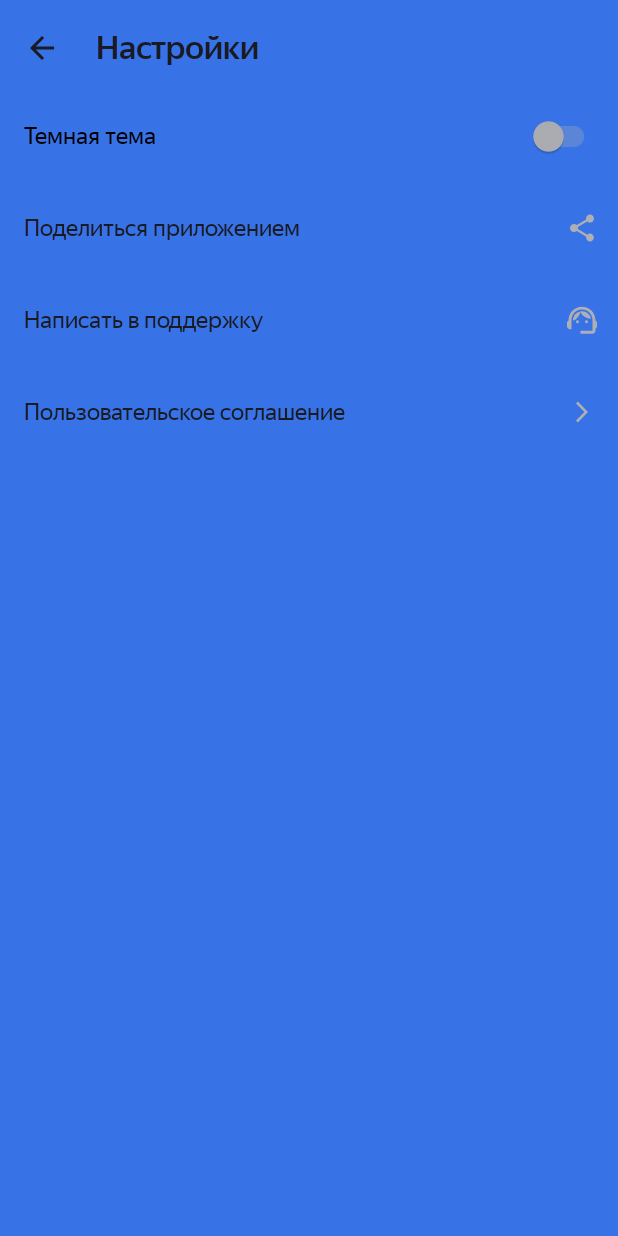
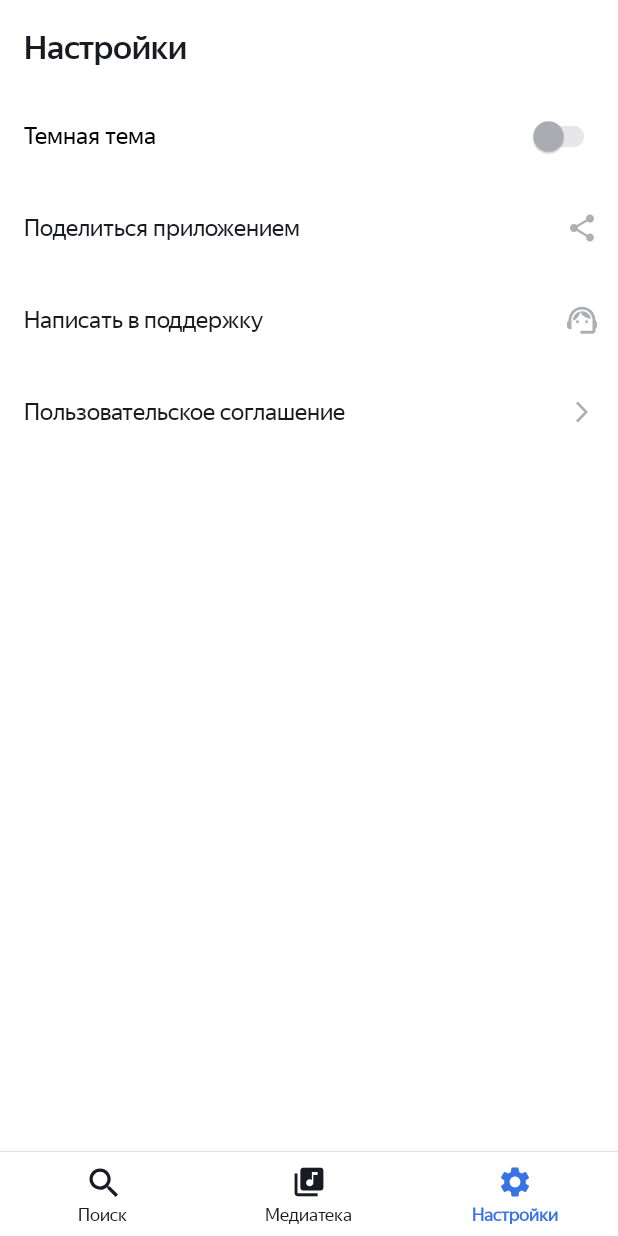
Before and after one commit to Evgeniy-Kov/Playlist-Maker, an Android app: the SettingsFragment screen opened through its navigation route, on a phone screen of 412 x 824 dp. Run offline under Robolectric (Android 15) with nearby library versions, the phone set to English and light mode, and no system bars; our stand-ins replace navigation-ui.

Commit message:
Add BottomNavigationView

```diff
--- a/app/src/main/AndroidManifest.xml
+++ b/app/src/main/AndroidManifest.xml
@@ -24,8 +24,8 @@
         <activity
             android:name=".main.ui.HostActivity"
             android:exported="true"
-            android:screenOrientation="portrait"
-            android:theme="@style/MainActivityTheme">
+            android:windowSoftInputMode="adjustNothing"
+            android:screenOrientation="portrait">
             <intent-filter>
                 <action android:name="android.intent.action.MAIN" />
 
--- a/app/src/main/java/com/example/playlistmaker/library/ui/MediaLibraryFragment.kt
+++ b/app/src/main/java/com/example/playlistmaker/library/ui/MediaLibraryFragment.kt
@@ -30,10 +30,6 @@ class MediaLibraryFragment : Fragment() {
     override fun onViewCreated(view: View, savedInstanceState: Bundle?) {
         super.onViewCreated(view, savedInstanceState)
 
-        binding.toolbar.setNavigationOnClickListener {
-            findNavController().navigateUp()
-        }
-
         binding.viewPager.adapter = MediaLibraryViewPagerAdapter(
             requireActivity().supportFragmentManager,
             lifecycle
--- a/app/src/main/java/com/example/playlistmaker/main/ui/HostActivity.kt
+++ b/app/src/main/java/com/example/playlistmaker/main/ui/HostActivity.kt
@@ -1,24 +1,44 @@
 package com.example.playlistmaker.main.ui
 
-import android.os.Bundle
+ import android.os.Bundle
 import androidx.activity.enableEdgeToEdge
 import androidx.appcompat.app.AppCompatActivity
 import androidx.core.view.ViewCompat
 import androidx.core.view.WindowInsetsCompat
-import com.example.playlistmaker.databinding.ActivityHostBinding
+ import androidx.navigation.fragment.NavHostFragment
+ import androidx.navigation.ui.setupWithNavController
+ import com.example.playlistmaker.R
+ import com.example.playlistmaker.databinding.ActivityHostBinding
 
 class HostActivity : AppCompatActivity() {
+
+//    private val binding by lazy {
+//        ActivityHostBinding.inflate(layoutInflater)
+//    }
+
     override fun onCreate(savedInstanceState: Bundle?) {
         super.onCreate(savedInstanceState)
-
+        enableEdgeToEdge()
         val binding = ActivityHostBinding.inflate(layoutInflater)
-
-        enableEdgeToEdge()
         setContentView(binding.root)
-        ViewCompat.setOnApplyWindowInsetsListener(binding.hostFragmentContainer) { v, insets ->
+        ViewCompat.setOnApplyWindowInsetsListener(binding.main) { v, insets ->
             val systemBars = insets.getInsets(WindowInsetsCompat.Type.systemBars())
-            v.setPadding(systemBars.left, systemBars.top, systemBars.right, systemBars.bottom)
+            v.setPadding(systemBars.left, systemBars.top, systemBars.right, 0)
             insets
         }
+
+        val navHostFragment = supportFragmentManager.findFragmentById(R.id.host_fragment_container) as NavHostFragment
+        val navController = navHostFragment.navController
+//        navController.addOnDestinationChangedListener { _, destination, _ ->
+//            when (destination.id) {
+//                R.id.speciesFragment -> {
+//                    bottomNavigationView.visibility = View.GONE
+//                }
+//                else -> {
+//                    bottomNavigationView.visibility = View.VISIBLE
+//                }
+//            }
+//        }
+        binding.bottomNavigationView.setupWithNavController(navController)
     }
 }
--- a/app/src/main/java/com/example/playlistmaker/main/ui/MainFragment.kt
+++ /dev/null
@@ -1,49 +0,0 @@
-package com.example.playlistmaker.main.ui
-
-import android.os.Bundle
-import android.view.LayoutInflater
-import android.view.View
-import android.view.ViewGroup
-import androidx.fragment.app.Fragment
-import androidx.navigation.fragment.findNavController
-import com.example.playlistmaker.R
-import com.example.playlistmaker.databinding.FragmentMainBinding
-
-class MainFragment : Fragment() {
-
-    private var _binding: FragmentMainBinding? = null
-    private val binding: FragmentMainBinding
-        get() = requireNotNull(_binding) { "Binding is null" }
-
-
-    override fun onCreateView(
-        inflater: LayoutInflater,
-        container: ViewGroup?,
-        savedInstanceState: Bundle?
-    ): View {
-        _binding = FragmentMainBinding.inflate(inflater, container, false)
-        return binding.root
-    }
-
-    override fun onViewCreated(view: View, savedInstanceState: Bundle?) {
-        super.onViewCreated(view, savedInstanceState)
-
-        val searchClickListener: View.OnClickListener = object : View.OnClickListener {
-            override fun onClick(p0: View?) {
-                findNavController().navigate(R.id.action_mainFragment_to_searchFragment)
-            }
-        }
-        binding.buttonSearch.setOnClickListener(searchClickListener)
-        binding.buttonLibrary.setOnClickListener {
-            findNavController().navigate(R.id.action_mainFragment_to_mediaLibraryFragment)
-        }
-        binding.buttonSettings.setOnClickListener {
-            findNavController().navigate(R.id.action_mainFragment_to_settingsFragment)
-        }
-    }
-
-    override fun onDestroyView() {
-        super.onDestroyView()
-        _binding = null
-    }
-}
--- a/app/src/main/java/com/example/playlistmaker/search/ui/SearchFragment.kt
+++ b/app/src/main/java/com/example/playlistmaker/search/ui/SearchFragment.kt
@@ -55,10 +55,6 @@ class SearchFragment : Fragment() {
 
         viewModel.isClearInputbuttonVisibileLiveData.observe(viewLifecycleOwner) {
             binding.ivClear.isVisible = it
-        }
-
-        binding.toolbar.setNavigationOnClickListener {
-            findNavController().navigateUp()
         }
 
         binding.editTextSearch.setOnFocusChangeListener { _, hasFocus ->
--- a/app/src/main/java/com/example/playlistmaker/settings/ui/SettingsFragment.kt
+++ b/app/src/main/java/com/example/playlistmaker/settings/ui/SettingsFragment.kt
@@ -31,10 +31,6 @@ class SettingsFragment : Fragment() {
     override fun onViewCreated(view: View, savedInstanceState: Bundle?) {
         super.onViewCreated(view, savedInstanceState)
 
-        binding.toolbar.setNavigationOnClickListener {
-            findNavController().navigateUp()
-        }
-
         binding.tvShare.setOnClickListener {
             viewModel.shareApp()
         }
--- /dev/null
+++ b/app/src/main/res/color/bottom_nav_color.xml
@@ -0,0 +1,5 @@
+<?xml version="1.0" encoding="utf-8"?>
+<selector xmlns:android="http://schemas.android.com/apk/res/android">
+    <item android:state_checked="true" android:color="@color/yp_blue" />
+    <item android:state_checked="false" android:color="?attr/colorSecondary"/>
+</selector>
--- a/app/src/main/res/layout/activity_host.xml
+++ b/app/src/main/res/layout/activity_host.xml
@@ -1,13 +1,42 @@
 <?xml version="1.0" encoding="utf-8"?>
-<androidx.fragment.app.FragmentContainerView xmlns:android="http://schemas.android.com/apk/res/android"
+<androidx.constraintlayout.widget.ConstraintLayout xmlns:android="http://schemas.android.com/apk/res/android"
     xmlns:app="http://schemas.android.com/apk/res-auto"
     xmlns:tools="http://schemas.android.com/tools"
-    android:id="@+id/host_fragment_container"
+    android:id="@+id/main"
     android:layout_width="match_parent"
     android:layout_height="match_parent"
-    tools:context=".main.ui.HostActivity"
-    android:name="androidx.navigation.fragment.NavHostFragment"
-    app:navGraph="@navigation/main_navigation_graph"
-    app:defaultNavHost="true">
+    tools:context=".main.ui.HostActivity">
 
-</androidx.fragment.app.FragmentContainerView>
+    <androidx.fragment.app.FragmentContainerView
+        android:id="@+id/host_fragment_container"
+        android:layout_width="0dp"
+        android:layout_height="0dp"
+        android:name="androidx.navigation.fragment.NavHostFragment"
+        app:navGraph="@navigation/main_navigation_graph"
+        app:defaultNavHost="true"
+        app:layout_constraintTop_toTopOf="parent"
+        app:layout_constraintBottom_toTopOf="@id/bottom_navigation_divider"
+        app:layout_constraintStart_toStartOf="parent"
+        app:layout_constraintEnd_toEndOf="parent" />
+
+    <View
+        android:id="@+id/bottom_navigation_divider"
+        android:layout_width="match_parent"
+        android:background="@color/yp_light_gray"
+        android:layout_height="0.5dp"
+        app:layout_constraintTop_toBottomOf="@id/host_fragment_container"
+        app:layout_constraintBottom_toTopOf="@id/bottom_navigation_view" />
+
+    <com.google.android.material.bottomnavigation.BottomNavigationView
+        android:id="@+id/bottom_navigation_view"
+        android:layout_width="match_parent"
+        android:layout_height="wrap_content"
+        app:menu="@menu/bottom_navigation_menu"
+        app:layout_constraintTop_toBottomOf="@id/bottom_navigation_divider"
+        app:layout_constraintBottom_toBottomOf="parent"
+        app:layout_constraintStart_toStartOf="parent"
+        app:layout_constraintEnd_toEndOf="parent"
+        style="@style/BottomNavigationViewStyle"
+        />
+
+</androidx.constraintlayout.widget.ConstraintLayout>
--- a/app/src/main/res/layout/activity_player.xml
+++ b/app/src/main/res/layout/activity_player.xml
@@ -9,7 +9,7 @@
 
     <com.google.android.material.appbar.MaterialToolbar
         android:id="@+id/toolbar"
-        style="@style/ToolbarStyle"
+        style="@style/ToolbarWithNavigationStyle"
         android:layout_width="match_parent"
         android:layout_height="wrap_content"
         android:layout_marginTop="@dimen/toolbar_margin_top"
--- /dev/null
+++ b/app/src/main/res/menu/bottom_navigation_menu.xml
@@ -0,0 +1,17 @@
+<?xml version="1.0" encoding="utf-8"?>
+<menu xmlns:android="http://schemas.android.com/apk/res/android">
+    <item
+        android:id="@+id/searchFragment"
+        android:icon="@drawable/ic_search"
+        android:title="@string/search"/>
+
+    <item
+        android:id="@+id/mediaLibraryFragment"
+        android:icon="@drawable/ic_library"
+        android:title="@string/library"/>
+
+    <item
+        android:id="@+id/settingsFragment"
+        android:icon="@drawable/ic_settings"
+        android:title="@string/settings"/>
+</menu>
--- a/app/src/main/res/navigation/main_navigation_graph.xml
+++ b/app/src/main/res/navigation/main_navigation_graph.xml
@@ -3,23 +3,8 @@
     xmlns:app="http://schemas.android.com/apk/res-auto"
     xmlns:tools="http://schemas.android.com/tools"
     android:id="@+id/main_navigation_graph"
-    app:startDestination="@id/mainFragment">
+    app:startDestination="@id/mediaLibraryFragment">
 
-    <fragment
-        android:id="@+id/mainFragment"
-        android:name="com.example.playlistmaker.main.ui.MainFragment"
-        android:label="fragment_main"
-        tools:layout="@layout/fragment_main" >
-        <action
-            android:id="@+id/action_mainFragment_to_mediaLibraryFragment"
-            app:destination="@id/mediaLibraryFragment" />
-        <action
-            android:id="@+id/action_mainFragment_to_searchFragment"
-            app:destination="@id/searchFragment" />
-        <action
-            android:id="@+id/action_mainFragment_to_settingsFragment"
-            app:destination="@id/settingsFragment" />
-    </fragment>
     <fragment
         android:id="@+id/searchFragment"
         android:name="com.example.playlistmaker.search.ui.SearchFragment"
--- a/app/src/main/res/values/styles.xml
+++ b/app/src/main/res/values/styles.xml
@@ -23,6 +23,13 @@
     </style>
 
     <style name="ToolbarStyle">
+        <item name="titleTextColor">?attr/colorSecondary</item>
+        <item name="navigationIconTint">?attr/colorSecondary</item>
+        <item name="contentInsetStartWithNavigation">64dp</item>
+        <item name="titleTextAppearance">@style/FontYSDisplayMediumSize22Weight500</item>
+    </style>
+
+    <style name="ToolbarWithNavigationStyle">
         <item name="navigationIcon">@drawable/ic_arrow_back</item>
         <item name="titleTextColor">?attr/colorSecondary</item>
         <item name="navigationIconTint">?attr/colorSecondary</item>
@@ -75,6 +82,12 @@
     <style name="FontYSDisplayRegularSize13Weight400">
         <item name="fontFamily">@font/ys_display_regular</item>
         <item name="android:textSize">13sp</item>
+        <item name="android:textFontWeight">400</item>
+    </style>
+
+    <style name="FontYSDisplayRegularSize12Weight400">
+        <item name="fontFamily">@font/ys_display_regular</item>
+        <item name="android:textSize">12sp</item>
         <item name="android:textFontWeight">400</item>
     </style>
 
@@ -138,4 +151,11 @@
         <item name="tabTextColor">?attr/colorSecondary</item>
         <item name="tabTextAppearance">@style/FontYSDisplayMediumSize14Weight500</item>
     </style>
+
+    <style name="BottomNavigationViewStyle">
+        <item name="itemTextAppearanceActive">@style/FontYSDisplayRegularSize12Weight400</item>
+        <item name="itemTextAppearanceInactive">@style/FontYSDisplayRegularSize12Weight400</item>
+        <item name="itemTextColor">@color/bottom_nav_color</item>
+        <item name="itemIconTint">@color/bottom_nav_color</item>
+    </style>
 </resources>
```
Also changed, not shown: app/src/main/res/layout/fragment_main.xml (deleted, +0 -61 lines).
